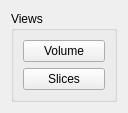
This is view/ui/Tools_ViewsWidget.ui in upsideduck/app-arpes-aran as Qt 5 draws it before an edit. The edited form follows.
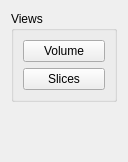
This is the edited form.

```diff
--- a/view/ui/Tools_ViewsWidget.ui
+++ b/view/ui/Tools_ViewsWidget.ui
@@ -7,7 +7,7 @@
     <x>0</x>
     <y>0</y>
     <width>128</width>
-    <height>112</height>
+    <height>162</height>
    </rect>
   </property>
   <property name="sizePolicy">
@@ -49,6 +49,19 @@
      </layout>
     </widget>
    </item>
+   <item>
+    <spacer name="verticalSpacer">
+     <property name="orientation">
+      <enum>Qt::Vertical</enum>
+     </property>
+     <property name="sizeHint" stdset="0">
+      <size>
+       <width>20</width>
+       <height>40</height>
+      </size>
+     </property>
+    </spacer>
+   </item>
   </layout>
  </widget>
  <resources/>
```
